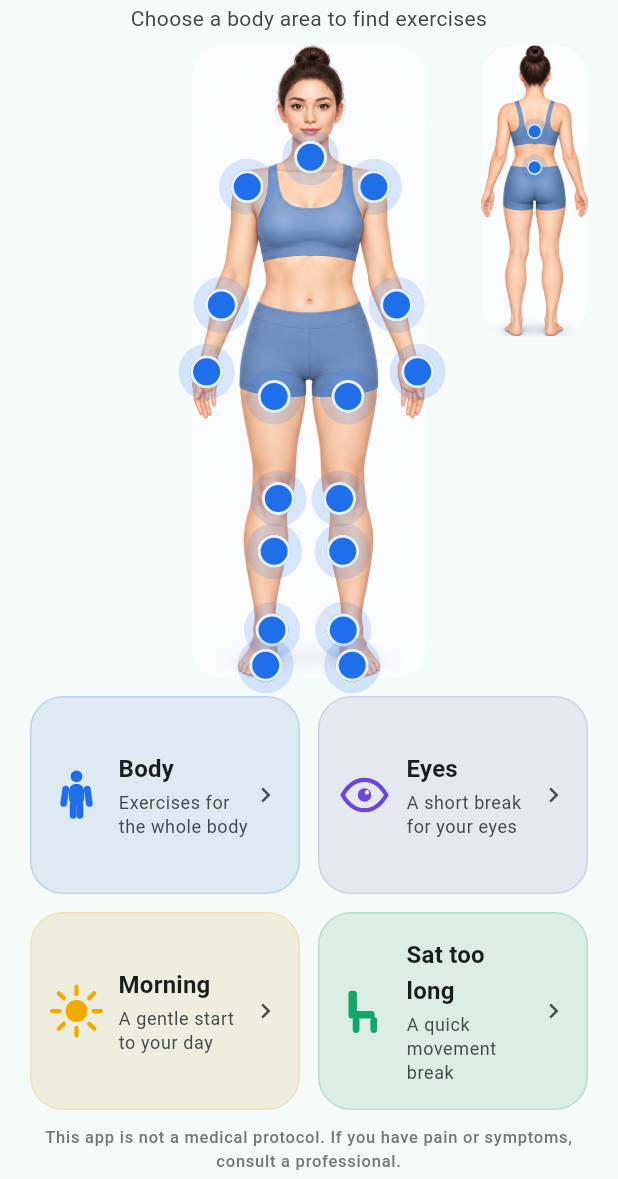
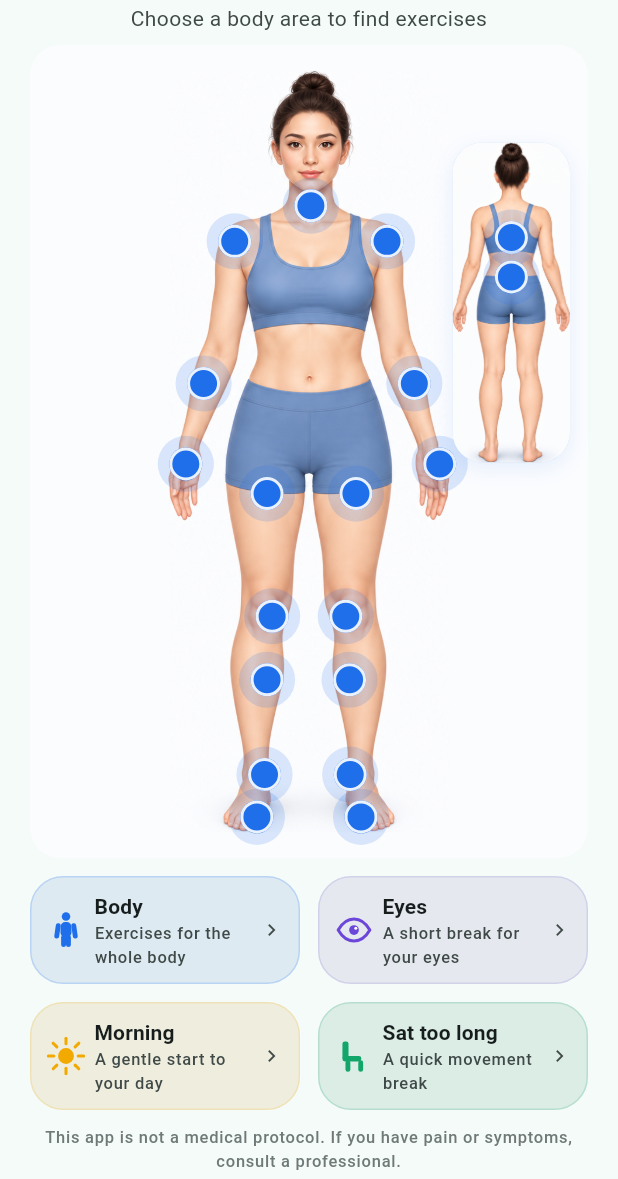
Before and after one commit to Koto-kot/EaseMove, a Flutter app: the screen it shows after launch, on a phone screen of 412 x 824 dp, the part 57-1236 px from its top. Run offline on Flutter 3.47's test engine with Material 3 defaults, Android fonts, the phone set to English and light mode, and no system bars; our stand-ins replace flutter_riverpod, flutter_svg, flutter_tts, shared_preferences.

Commit message:
Give the figure the height the cards were wasting
Four proportion fixes from a look at the running screen:

- the cards are half as tall (132 -> 72): fixed height, one title line and
  two subtitle lines. The icon, the gap and the chevron each gave up a few
  dp as well, because at 375 dp the card is 161 wide and every dp of chrome
  was a dp the subtitle needed — all four subtitles were truncating on a
  real phone;
- the white ground is now one panel under the whole map, as in the approved
  reference, instead of a white slab behind each figure;
- the back figure starts 12% down the panel rather than at the top, and
  sits in its own hairline card so it reads as a separate view on the
  shared white;
- its dots are full size, the same touch targets as on the front figure.

That freed enough height that the front figure is now capped by width, not
by height, so the two figures are solved together: half of the centred
front figure, plus a 14 dp gap, plus the back figure's width has to fit in
half the box, and that inequality caps the front figure's height. It keeps
the front figure centred, which the brief requires, without letting it grow
into the card beside it. The column is 500 dp wide rather than 460 for the
same reason — width is what the figure is short of.

Co-Authored-By: Claude Opus 5 <noreply@anthropic.com>

```diff
--- a/lib/features/home/home_screen.dart
+++ b/lib/features/home/home_screen.dart
@@ -28,12 +28,13 @@ abstract final class HomeMetrics {
   /// This is a phone screen. On a wide window it is centred at phone width
   /// rather than stretched: cards sized from their width grew to 740 px tall
   /// in a desktop browser and squeezed the body map out of existence.
-  static const double maxContentWidth = 460;
+  static const double maxContentWidth = 500;
 
-  /// A card is an icon, a title and up to three lines of subtitle. Fixing its
-  /// height rather than its aspect ratio is what keeps it that size at any
-  /// window width.
-  static const double cardHeight = 132;
+  /// A card is an icon, a title and up to two lines of subtitle, and no
+  /// taller than it needs to be: every pixel it gives up goes to the figure.
+  /// Fixing its height rather than its aspect ratio is what keeps it that
+  /// size at any window width.
+  static const double cardHeight = 72;
 
   /// Below this the column stops shrinking and the screen scrolls, so the
   /// figure never collapses to a sliver.
--- a/lib/features/home/widgets/body_map_view.dart
+++ b/lib/features/home/widgets/body_map_view.dart
@@ -32,8 +32,19 @@ class BodyMapView extends StatefulWidget {
   final HotspotTap onZoneSelected;
 
   /// The back figure is secondary, so it renders at this share of the front
-  /// figure's height.
-  static const double miniScale = 0.46;
+  /// figure's height. Its dots stay full size: they are the same touch
+  /// targets, on a smaller drawing.
+  static const double miniScale = 0.42;
+
+  /// How far down the panel the back figure starts. Level with the front
+  /// figure's shoulders rather than with its head.
+  static const double miniTopFraction = 0.12;
+
+  /// Clear space between the front figure's hand and the back figure's card.
+  static const double figureGap = 14;
+
+  /// Breathing room between the figures and the edge of the white ground.
+  static const double panelPadding = 12;
 
   @override
   State<BodyMapView> createState() => _BodyMapViewState();
@@ -82,17 +93,30 @@ class _BodyMapViewState extends State<BodyMapView>
       builder: (BuildContext context, BoxConstraints constraints) {
         // The figure's height drives everything: it must never be cropped,
         // and the front figure stays centred in the full width even though
-        // the mini sits to the right (brief 13). Capping its width at half
-        // the box is what keeps the two figures from overlapping when the box
-        // is tall and narrow.
-        final double frontHeight = math.min(
-          constraints.maxHeight,
-          constraints.maxWidth * 0.52 / front.aspectRatio,
-        );
+        // the mini sits to the right (brief 13).
+        //
+        // Which means the two figures have to be solved together: half of the
+        // centred front figure, plus a gap, plus the back figure's width, has
+        // to fit in half the box. Both widths follow from the front figure's
+        // height, so that inequality is what caps it.
+        final double miniAspect =
+            (back?.aspectRatio ?? 0) * BodyMapView.miniScale;
+        final double widthLimit =
+            (constraints.maxWidth / 2 - BodyMapView.figureGap) /
+            (front.aspectRatio / 2 + miniAspect);
+        final double frontHeight = math.min(constraints.maxHeight, widthLimit);
         final double frontWidth = frontHeight * front.aspectRatio;
         final double miniHeight = frontHeight * BodyMapView.miniScale;
-
-        return Stack(
+        // One white ground under the whole map, as in the approved reference,
+        // rather than a white slab per figure. It fills the area rather than
+        // hugging the figures: hugging left the sheet floating between two
+        // dark bands, which reads worse than the air inside it.
+        return DecoratedBox(
+          decoration: BoxDecoration(
+            color: Tokens.bodyMapPanel,
+            borderRadius: BorderRadius.circular(Tokens.cardRadius),
+          ),
+          child: Stack(
             children: <Widget>[
               Align(
                 child: SizedBox(
@@ -106,14 +130,13 @@ class _BodyMapViewState extends State<BodyMapView>
                     highlighted: _highlighted,
                     pulse: _pulse,
                     onSelected: _select,
-                  scale: 1,
                   ),
                 ),
               ),
               if (back != null)
                 Positioned(
-                right: 0,
-                top: 0,
+                  right: BodyMapView.panelPadding,
+                  top: constraints.maxHeight * BodyMapView.miniTopFraction,
                   child: SizedBox(
                     width: miniHeight * back.aspectRatio,
                     height: miniHeight,
@@ -125,12 +148,12 @@ class _BodyMapViewState extends State<BodyMapView>
                       highlighted: _highlighted,
                       pulse: _pulse,
                       onSelected: _select,
-                    scale: BodyMapView.miniScale,
                       framed: true,
                     ),
                   ),
                 ),
             ],
+          ),
         );
       },
     );
@@ -146,7 +169,6 @@ class _Figure extends StatelessWidget {
     required this.highlighted,
     required this.pulse,
     required this.onSelected,
-    required this.scale,
     this.framed = false,
   });
 
@@ -158,10 +180,8 @@ class _Figure extends StatelessWidget {
   final Animation<double> pulse;
   final HotspotTap onSelected;
 
-  /// Dots shrink with the figure, so the mini map does not look studded.
-  final double scale;
-
-  /// The mini figure sits in its own card in the approved layout.
+  /// The mini figure keeps a hairline frame, so it reads as its own view
+  /// rather than as part of the front figure.
   final bool framed;
 
   /// Nearest centre wins. Rect hit-testing would hand a tap between the knee
@@ -178,7 +198,7 @@ class _Figure extends StatelessWidget {
         best = spot;
       }
     }
-    if (best != null && bestDistance <= rules.tapMaxDistance * scale) {
+    if (best != null && bestDistance <= rules.tapMaxDistance) {
       onSelected(best);
     }
   }
@@ -188,10 +208,19 @@ class _Figure extends StatelessWidget {
     final BorderRadius radius = BorderRadius.circular(Tokens.cardRadius);
     return DecoratedBox(
       decoration: BoxDecoration(
-        color: Tokens.bodyMapPanel,
         borderRadius: radius,
+        color: framed ? Tokens.bodyMapPanel : null,
         border: framed
-            ? Border.all(color: Tokens.hotspot.withValues(alpha: 0.18))
+            ? Border.all(color: Tokens.hotspot.withValues(alpha: 0.22))
+            : null,
+        boxShadow: framed
+            ? <BoxShadow>[
+                BoxShadow(
+                  color: Tokens.hotspot.withValues(alpha: 0.10),
+                  blurRadius: 12,
+                  offset: const Offset(0, 4),
+                ),
+              ]
             : null,
       ),
       child: LayoutBuilder(
@@ -216,13 +245,12 @@ class _Figure extends StatelessWidget {
                 ),
                 for (final BodyHotspot spot in hotspots)
                   Positioned(
-                    left: spot.cx * size.width - rules.haloDiameter * scale / 2,
-                    top: spot.cy * size.height - rules.haloDiameter * scale / 2,
+                    left: spot.cx * size.width - rules.haloDiameter / 2,
+                    top: spot.cy * size.height - rules.haloDiameter / 2,
                     child: _Hotspot(
                       key: ValueKey<String>('hotspot.${spot.id}'),
                       label: zoneTitles[spot.zoneId] ?? spot.zoneId,
                       rules: rules,
-                      scale: scale,
                       lit: highlighted.contains(spot.id),
                       pulse: pulse,
                       onActivate: () => onSelected(spot),
@@ -284,7 +312,6 @@ class _Hotspot extends StatelessWidget {
     required this.label,
     super.key,
     required this.rules,
-    required this.scale,
     required this.lit,
     required this.pulse,
     required this.onActivate,
@@ -292,15 +319,14 @@ class _Hotspot extends StatelessWidget {
 
   final String label;
   final BodyMapRules rules;
-  final double scale;
   final bool lit;
   final Animation<double> pulse;
   final VoidCallback onActivate;
 
   @override
   Widget build(BuildContext context) {
-    final double halo = rules.haloDiameter * scale;
-    final double core = rules.coreDiameter * scale;
+    final double halo = rules.haloDiameter;
+    final double core = rules.coreDiameter;
 
     return Semantics(
       button: true,
@@ -333,7 +359,7 @@ class _Hotspot extends StatelessWidget {
                         color: Tokens.hotspot,
                         border: Border.all(
                           color: Colors.white.withValues(alpha: 0.9),
-                          width: math.max(1, 2 * scale),
+                          width: 2,
                         ),
                       ),
                     ),
--- a/lib/features/home/widgets/home_section_card.dart
+++ b/lib/features/home/widgets/home_section_card.dart
@@ -42,7 +42,7 @@ class HomeSectionCard extends StatelessWidget {
             onTap: onTap,
             borderRadius: radius,
             child: Container(
-              padding: const EdgeInsets.symmetric(horizontal: 12, vertical: 12),
+              padding: const EdgeInsets.symmetric(horizontal: 10, vertical: 8),
               decoration: BoxDecoration(
                 borderRadius: radius,
                 border: Border.all(
@@ -52,8 +52,8 @@ class HomeSectionCard extends StatelessWidget {
               child: Row(
                 children: <Widget>[
                   SizedBox(
-                    width: 36,
-                    height: 36,
+                    width: 26,
+                    height: 26,
                     child: SvgPicture.asset(
                       section.icon,
                       // A missing icon must not take the card down with it.
@@ -61,7 +61,7 @@ class HomeSectionCard extends StatelessWidget {
                           const SizedBox.shrink(),
                     ),
                   ),
-                  const SizedBox(width: 10),
+                  const SizedBox(width: 6),
                   Expanded(
                     child: Column(
                       crossAxisAlignment: CrossAxisAlignment.start,
@@ -70,19 +70,18 @@ class HomeSectionCard extends StatelessWidget {
                       children: <Widget>[
                         Text(
                           title,
-                          maxLines: 2,
+                          maxLines: 1,
                           overflow: TextOverflow.ellipsis,
-                          style: theme.textTheme.titleMedium?.copyWith(
+                          style: theme.textTheme.titleSmall?.copyWith(
                             fontWeight: FontWeight.w700,
                           ),
                         ),
-                        const SizedBox(height: 2),
                         Flexible(
                           child: Text(
                             subtitle,
-                            maxLines: 3,
+                            maxLines: 2,
                             overflow: TextOverflow.ellipsis,
-                            style: theme.textTheme.bodySmall?.copyWith(
+                            style: theme.textTheme.labelSmall?.copyWith(
                               color: scheme.onSurfaceVariant,
                             ),
                           ),
@@ -92,7 +91,7 @@ class HomeSectionCard extends StatelessWidget {
                   ),
                   Icon(
                     Icons.chevron_right,
-                    size: 20,
+                    size: 16,
                     color: scheme.onSurfaceVariant,
                   ),
                 ],
```
Lines whose indentation alone changed are shown as unchanged.
